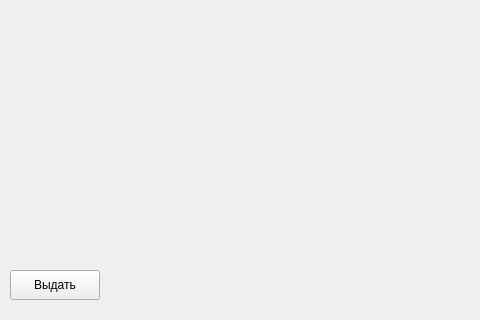
Above: GiveBook.ui from andrejmaznin/library before the change; both pictures show x 0 to 480 and y 380 to 700 of the 700 by 700 pixel window. Below: the same form after it.
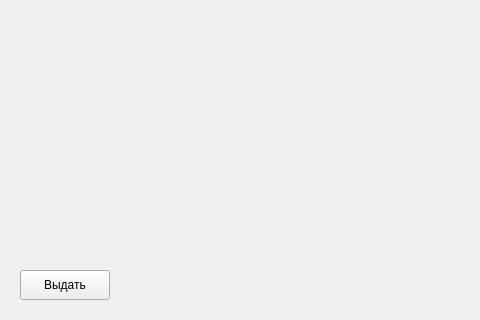
That is the form after the change.

Diff of the .ui file:
```diff
--- a/GiveBook.ui
+++ b/GiveBook.ui
@@ -116,7 +116,7 @@
   <widget class="QPushButton" name="btn_give">
    <property name="geometry">
     <rect>
-     <x>10</x>
+     <x>20</x>
      <y>650</y>
      <width>90</width>
      <height>30</height>
```
